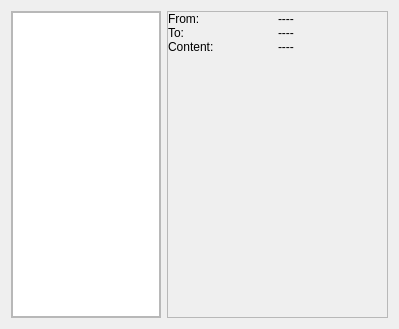
The window that src/ui/form/message_window.ui (half-nothing/SimpleCPDLC) describes before a commit, drawn with Qt 5.
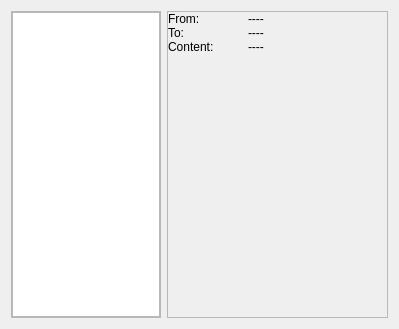
The same window after the commit.

```diff
--- a/src/ui/form/message_window.ui
+++ b/src/ui/form/message_window.ui
@@ -89,6 +89,12 @@
       </property>
       <item row="2" column="0">
        <widget class="QLabel" name="label_2">
+        <property name="maximumSize">
+         <size>
+          <width>80</width>
+          <height>16777215</height>
+         </size>
+        </property>
         <property name="text">
          <string>Content:</string>
         </property>
@@ -133,6 +139,12 @@
       </item>
       <item row="0" column="0">
        <widget class="QLabel" name="label">
+        <property name="maximumSize">
+         <size>
+          <width>80</width>
+          <height>16777215</height>
+         </size>
+        </property>
         <property name="text">
          <string>From:</string>
         </property>
@@ -140,6 +152,12 @@
       </item>
       <item row="1" column="0">
        <widget class="QLabel" name="label_1">
+        <property name="maximumSize">
+         <size>
+          <width>80</width>
+          <height>16777215</height>
+         </size>
+        </property>
         <property name="text">
          <string>To:</string>
         </property>
```
Left out of the diff: 6 changed lines with no effect on the pictures.
